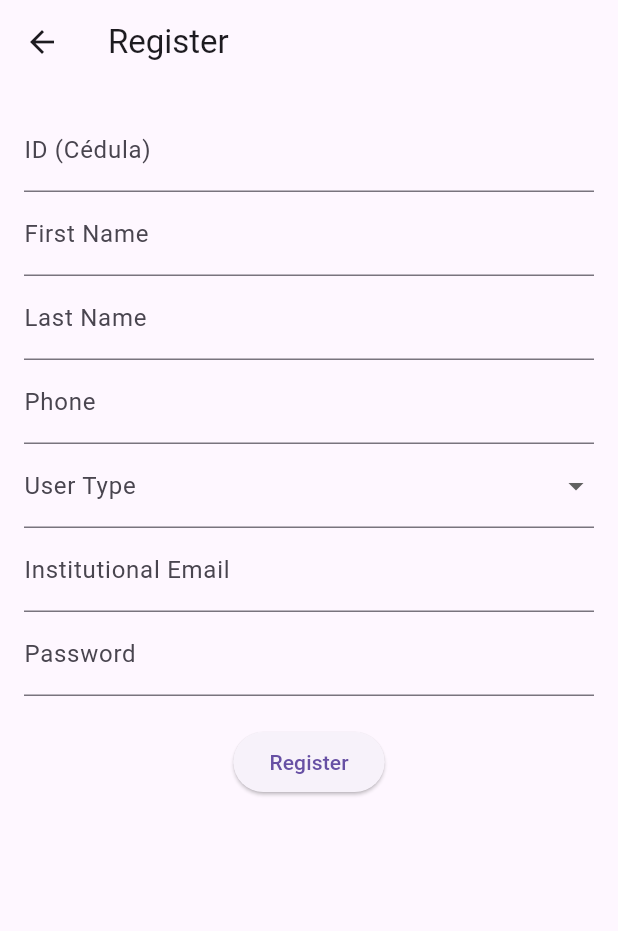
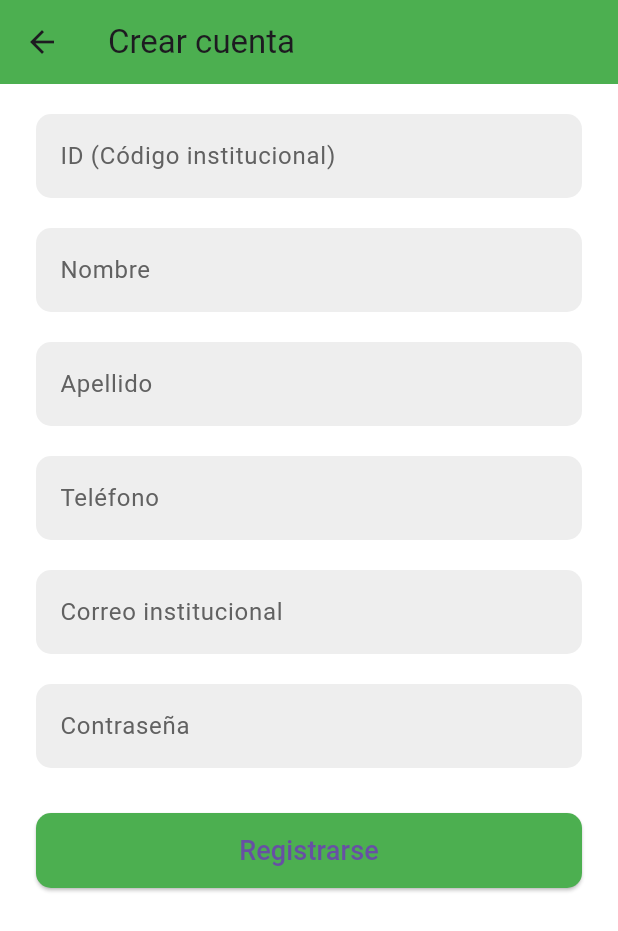
Before and after one commit to marh08192003/servicios_generales_dart, a Flutter app: the RegisterScreen screen opened by its route, on a phone screen of 412 x 824 dp. Shown: the top 931 px of the screen. Run offline on Flutter 3.47's test engine with Material 3 defaults, Android fonts, the phone set to English and light mode, and no system bars; our stand-ins replace flutter_secure_storage; accounts and stored records are empty.

Commit message:
Modificacion en la vista de registrar usuarios

```diff
--- a/lib/screens/login/register_screen.dart
+++ b/lib/screens/login/register_screen.dart
@@ -18,7 +18,8 @@ class _RegisterScreenState extends State<RegisterScreen> {
   final TextEditingController emailController = TextEditingController();
   final TextEditingController passwordController = TextEditingController();
 
-  String? selectedUserType;
+  String? selectedUserType = "estudiante"; // Valor por defecto
+  bool isAdmin = false; // Se usará para verificar si el usuario es administrador
 
   final List<String> userTypes = [
     'estudiante',
@@ -28,32 +29,97 @@ class _RegisterScreenState extends State<RegisterScreen> {
   ];
 
   @override
+  void initState() {
+    super.initState();
+    _checkIfAdmin(); // Verificar si el usuario actual es administrador
+  }
+
+  void _checkIfAdmin() async {
+    final userInfo = await _authService.getUserInfo();
+    setState(() {
+      isAdmin = userInfo['userType']?.toLowerCase() == 'administrador';
+    });
+  }
+
+  @override
   Widget build(BuildContext context) {
     return Scaffold(
-      appBar: AppBar(title: const Text("Register")),
-      body: Padding(
-        padding: const EdgeInsets.all(16.0),
+      appBar: AppBar(
+        title: const Text("Crear cuenta"),
+        backgroundColor: Colors.green,
+      ),
+      body: Container(
+        width: double.infinity,
+        height: double.infinity,
+        decoration: const BoxDecoration(
+          color: Colors.white,
+        ),
         child: SingleChildScrollView(
+          child: Padding(
+            padding: const EdgeInsets.symmetric(horizontal: 24.0),
             child: Column(
+              crossAxisAlignment: CrossAxisAlignment.start,
               children: [
+                const SizedBox(height: 20),
                 TextField(
                   controller: idController,
-                decoration: const InputDecoration(labelText: "ID (Cédula)"),
+                  decoration: InputDecoration(
+                    labelText: "ID (Código institucional)",
+                    labelStyle: TextStyle(color: Colors.grey[700]),
+                    filled: true,
+                    fillColor: Colors.grey[200],
+                    border: OutlineInputBorder(
+                      borderRadius: BorderRadius.circular(10),
+                      borderSide: BorderSide.none,
+                    ),
+                  ),
                   keyboardType: TextInputType.number,
                 ),
+                const SizedBox(height: 20), // Espaciado uniforme
                 TextField(
                   controller: firstNameController,
-                decoration: const InputDecoration(labelText: "First Name"),
+                  decoration: InputDecoration(
+                    labelText: "Nombre",
+                    labelStyle: TextStyle(color: Colors.grey[700]),
+                    filled: true,
+                    fillColor: Colors.grey[200],
+                    border: OutlineInputBorder(
+                      borderRadius: BorderRadius.circular(10),
+                      borderSide: BorderSide.none,
                     ),
+                  ),
+                ),
+                const SizedBox(height: 20), // Espaciado uniforme
                 TextField(
                   controller: lastNameController,
-                decoration: const InputDecoration(labelText: "Last Name"),
+                  decoration: InputDecoration(
+                    labelText: "Apellido",
+                    labelStyle: TextStyle(color: Colors.grey[700]),
+                    filled: true,
+                    fillColor: Colors.grey[200],
+                    border: OutlineInputBorder(
+                      borderRadius: BorderRadius.circular(10),
+                      borderSide: BorderSide.none,
                     ),
+                  ),
+                ),
+                const SizedBox(height: 20), // Espaciado uniforme
                 TextField(
                   controller: phoneController,
-                decoration: const InputDecoration(labelText: "Phone"),
+                  decoration: InputDecoration(
+                    labelText: "Teléfono",
+                    labelStyle: TextStyle(color: Colors.grey[700]),
+                    filled: true,
+                    fillColor: Colors.grey[200],
+                    border: OutlineInputBorder(
+                      borderRadius: BorderRadius.circular(10),
+                      borderSide: BorderSide.none,
+                    ),
+                  ),
                   keyboardType: TextInputType.phone,
                 ),
+                if (isAdmin) ...[
+                  const SizedBox(height: 20), // Espaciado uniforme
                   DropdownButtonFormField<String>(
                     value: selectedUserType,
                     items: userTypes.map((type) {
@@ -67,28 +133,61 @@ class _RegisterScreenState extends State<RegisterScreen> {
                         selectedUserType = value;
                       });
                     },
-                decoration: const InputDecoration(labelText: "User Type"),
+                    decoration: InputDecoration(
+                      labelText: "Cargo",
+                      labelStyle: TextStyle(color: Colors.grey[700]),
+                      filled: true,
+                      fillColor: Colors.grey[200],
+                      border: OutlineInputBorder(
+                        borderRadius: BorderRadius.circular(10),
+                        borderSide: BorderSide.none,
                       ),
+                    ),
+                  ),
+                ],
+                const SizedBox(height: 20), // Espaciado uniforme
                 TextField(
                   controller: emailController,
-                decoration:
-                    const InputDecoration(labelText: "Institutional Email"),
+                  decoration: InputDecoration(
+                    labelText: "Correo institucional",
+                    labelStyle: TextStyle(color: Colors.grey[700]),
+                    filled: true,
+                    fillColor: Colors.grey[200],
+                    border: OutlineInputBorder(
+                      borderRadius: BorderRadius.circular(10),
+                      borderSide: BorderSide.none,
+                    ),
+                  ),
                   keyboardType: TextInputType.emailAddress,
                 ),
+                const SizedBox(height: 20), // Espaciado uniforme
                 TextField(
                   controller: passwordController,
-                decoration: const InputDecoration(labelText: "Password"),
+                  decoration: InputDecoration(
+                    labelText: "Contraseña",
+                    labelStyle: TextStyle(color: Colors.grey[700]),
+                    filled: true,
+                    fillColor: Colors.grey[200],
+                    border: OutlineInputBorder(
+                      borderRadius: BorderRadius.circular(10),
+                      borderSide: BorderSide.none,
+                    ),
+                  ),
                   obscureText: true,
                 ),
-              const SizedBox(height: 20),
-              ElevatedButton(
+                const SizedBox(height: 30),
+                Align(
+                  alignment: Alignment.bottomCenter,
+                  child: ElevatedButton(
                     onPressed: () async {
                       final user = {
                         "id": int.tryParse(idController.text),
                         "firstName": firstNameController.text,
                         "lastName": lastNameController.text,
                         "phone": phoneController.text,
-                    "userType": selectedUserType,
+                        "userType": isAdmin
+                            ? selectedUserType
+                            : "estudiante", // Establecer valor por defecto si no es admin
                         "institutionalEmail": emailController.text,
                         "password": passwordController.text,
                       };
@@ -98,19 +197,32 @@ class _RegisterScreenState extends State<RegisterScreen> {
                       if (success) {
                         ScaffoldMessenger.of(context).showSnackBar(
                           const SnackBar(
-                          content: Text("User registered successfully!")),
+                              content: Text("Usuario registrado exitosamente!")),
                         );
                         Navigator.pop(context);
                       } else {
                         ScaffoldMessenger.of(context).showSnackBar(
                           const SnackBar(
-                          content: Text("User registration failed!")),
+                              content: Text("Error al registrar el usuario!")),
                         );
                       }
                     },
-                child: const Text("Register"),
+                    style: ElevatedButton.styleFrom(
+                      backgroundColor: Colors.green,
+                      minimumSize: const Size(double.infinity, 50),
+                      shape: RoundedRectangleBorder(
+                        borderRadius: BorderRadius.circular(10),
                       ),
+                    ),
+                    child: const Text(
+                      "Registrarse",
+                      style: TextStyle(fontSize: 18),
+                    ),
+                  ),
+                ),
+                const SizedBox(height: 20),
               ],
+            ),
           ),
         ),
       ),
```
Lines whose indentation alone changed are shown as unchanged.
